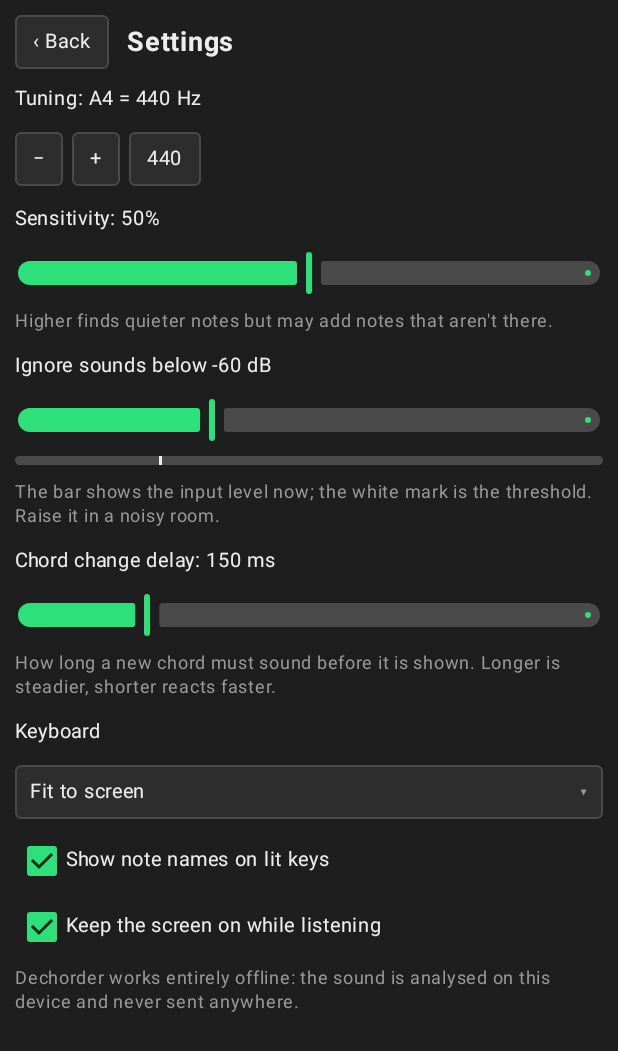
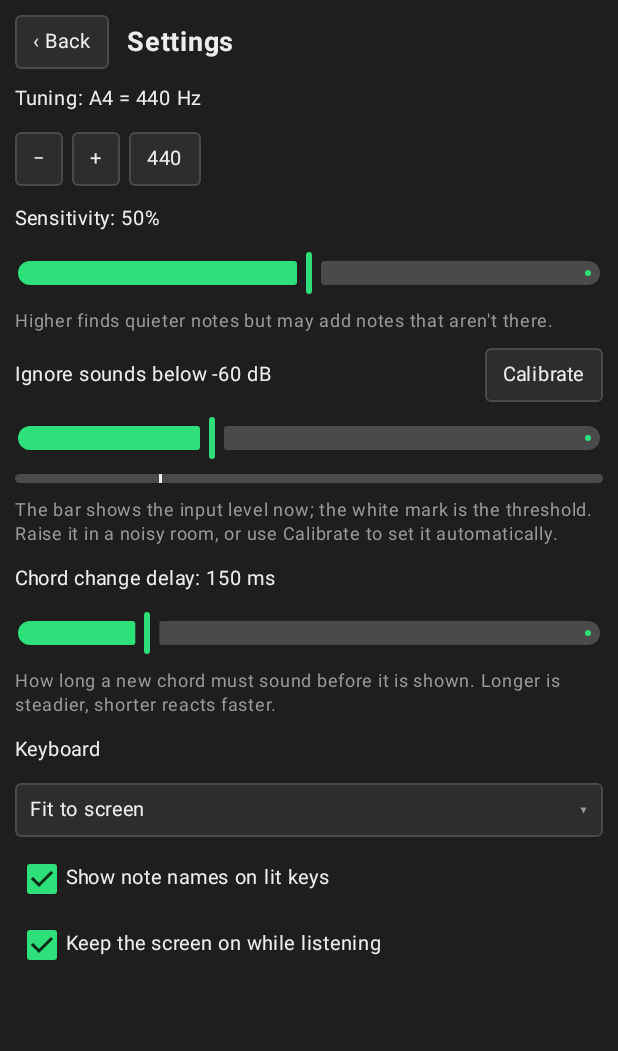
Before and after one commit to Airflame/dechorder, an Android app built with Jetpack Compose: the screen it shows after launch (MainActivity), after a tap on "Settings", on a phone screen of 412 x 824 dp. Shown: the top 1051 px of the screen. Run offline under Robolectric (Android 15) with nearby library versions, the phone set to English and light mode, and no system bars.

Commit message:
Added a calibration button for input threshold

```diff
--- a/composeApp/src/commonMain/kotlin/app/dechorder/ui/SettingsPanel.kt
+++ b/composeApp/src/commonMain/kotlin/app/dechorder/ui/SettingsPanel.kt
@@ -8,13 +8,24 @@ import androidx.compose.foundation.rememberScrollState
 import androidx.compose.foundation.verticalScroll
 import androidx.compose.material3.Text
 import androidx.compose.runtime.Composable
+import androidx.compose.runtime.LaunchedEffect
+import androidx.compose.runtime.getValue
+import androidx.compose.runtime.mutableStateOf
 import androidx.compose.runtime.remember
+import androidx.compose.runtime.setValue
+import androidx.compose.ui.Alignment
 import androidx.compose.ui.Modifier
 import androidx.compose.ui.unit.dp
 import androidx.compose.ui.unit.sp
 import app.dechorder.engine.LiveState
 import app.dechorder.platform.Platform
 import kotlin.math.roundToInt
+
+private const val GATE_MIN_DB = -80f
+private const val GATE_MAX_DB = -20f
+
+/** How far above the loudest background level calibration places the threshold. */
+private const val CALIBRATION_MARGIN_DB = 3f
 
 /** The settings: input, tuning, detection and display options. Changes are saved and apply at once. */
 @Composable
@@ -45,11 +56,31 @@ internal fun SettingsPanel(platform: Platform, settings: AppSettings, state: Liv
         AccentSlider(settings.sensitivity, { settings.sensitivity = it }, 0f..1f, Modifier.fillMaxWidth())
         Hint("Higher finds quieter notes but may add notes that aren't there.")
 
-        Text("Ignore sounds below ${settings.noiseGateDb.roundToInt()} dB", color = Palette.Text, fontSize = 13.sp)
-        AccentSlider(settings.noiseGateDb, { settings.noiseGateDb = it.roundToInt().toFloat() }, -80f..-20f,
+        var calibrating by remember { mutableStateOf(false) }
+        // While calibrating, push the threshold just above whatever the microphone hears. It only ever goes up,
+        // so leaving it on for a few seconds of room noise settles it above the loudest of it.
+        LaunchedEffect(calibrating, state.levelDb) {
+            if (calibrating && state.listening) {
+                val target = (state.levelDb + CALIBRATION_MARGIN_DB).roundToInt().toFloat().coerceAtMost(GATE_MAX_DB)
+                if (target > settings.noiseGateDb) settings.noiseGateDb = target
+            }
+        }
+        Row(Modifier.fillMaxWidth(), verticalAlignment = Alignment.CenterVertically) {
+            Text("Ignore sounds below ${settings.noiseGateDb.roundToInt()} dB", color = Palette.Text, fontSize = 13.sp,
+                modifier = Modifier.weight(1f))
+            FlatButton("Calibrate", { calibrating = !calibrating }, filled = calibrating)
+        }
+        AccentSlider(settings.noiseGateDb, { settings.noiseGateDb = it.roundToInt().toFloat() }, GATE_MIN_DB..GATE_MAX_DB,
             Modifier.fillMaxWidth())
         LevelBar(levelFraction(state.levelDb), Modifier.fillMaxWidth(), marker = levelFraction(settings.noiseGateDb))
-        Hint("The bar shows the input level now; the white mark is the threshold. Raise it in a noisy room.")
+        Hint(
+            when {
+                calibrating && !state.listening -> "Press Listen so calibration can hear the room."
+                calibrating -> "Calibrating: keep the room as it normally is and stay quiet, then switch Calibrate off."
+                else -> "The bar shows the input level now; the white mark is the threshold. Raise it in a noisy room, " +
+                    "or use Calibrate to set it automatically."
+            }
+        )
 
         Text("Chord change delay: ${settings.changeDelayMs} ms", color = Palette.Text, fontSize = 13.sp)
         AccentSlider(settings.changeDelayMs.toFloat(), { settings.changeDelayMs = (it / 10).roundToInt() * 10 },
@@ -63,6 +94,5 @@ internal fun SettingsPanel(platform: Platform, settings: AppSettings, state: Liv
         if (platform.isMobile) {
             CheckRow("Keep the screen on while listening", settings.keepScreenOn, { settings.keepScreenOn = it })
         }
-        Hint("Dechorder works entirely offline: the sound is analysed on this device and never sent anywhere.")
     }
 }
```
Also changed, not shown: 1 other file.
